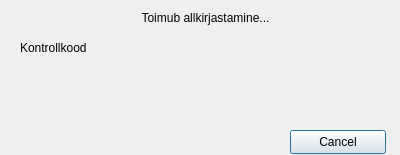
First picture: the form in qdigidoc/trunk/client/ui/MobileDialog.ui, repository tixsys/esteid, before the edit.
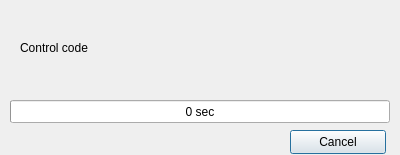
Second picture: the form after the edit.

Commit message: qdigidoc: mobile-id

The edit to the form file:
```diff
--- a/qdigidoc/trunk/client/ui/MobileDialog.ui
+++ b/qdigidoc/trunk/client/ui/MobileDialog.ui
@@ -36,34 +36,18 @@
     </rect>
    </property>
    <property name="text">
-    <string>Kontrollkood</string>
+    <string>Control code</string>
    </property>
   </widget>
   <widget class="QLabel" name="labelError">
    <property name="geometry">
     <rect>
-     <x>100</x>
-     <y>70</y>
-     <width>181</width>
-     <height>16</height>
-    </rect>
-   </property>
-   <property name="alignment">
-    <set>Qt::AlignCenter</set>
-   </property>
-  </widget>
-  <widget class="QLabel" name="label_3">
-   <property name="geometry">
-    <rect>
-     <x>20</x>
+     <x>10</x>
      <y>10</y>
-     <width>371</width>
+     <width>380</width>
      <height>16</height>
     </rect>
    </property>
-   <property name="text">
-    <string>Toimub allkirjastamine...</string>
-   </property>
    <property name="alignment">
     <set>Qt::AlignCenter</set>
    </property>
@@ -84,6 +68,28 @@
     </font>
    </property>
   </widget>
+  <widget class="QProgressBar" name="signProgressBar">
+   <property name="geometry">
+    <rect>
+     <x>10</x>
+     <y>100</y>
+     <width>380</width>
+     <height>23</height>
+    </rect>
+   </property>
+   <property name="maximum">
+    <number>120</number>
+   </property>
+   <property name="value">
+    <number>0</number>
+   </property>
+   <property name="alignment">
+    <set>Qt::AlignCenter</set>
+   </property>
+   <property name="format">
+    <string>%v sec</string>
+   </property>
+  </widget>
  </widget>
  <resources/>
  <connections>
```
Left out of the diff: 3 changed lines with no effect on the pictures. The commit also changes 2 other files.
